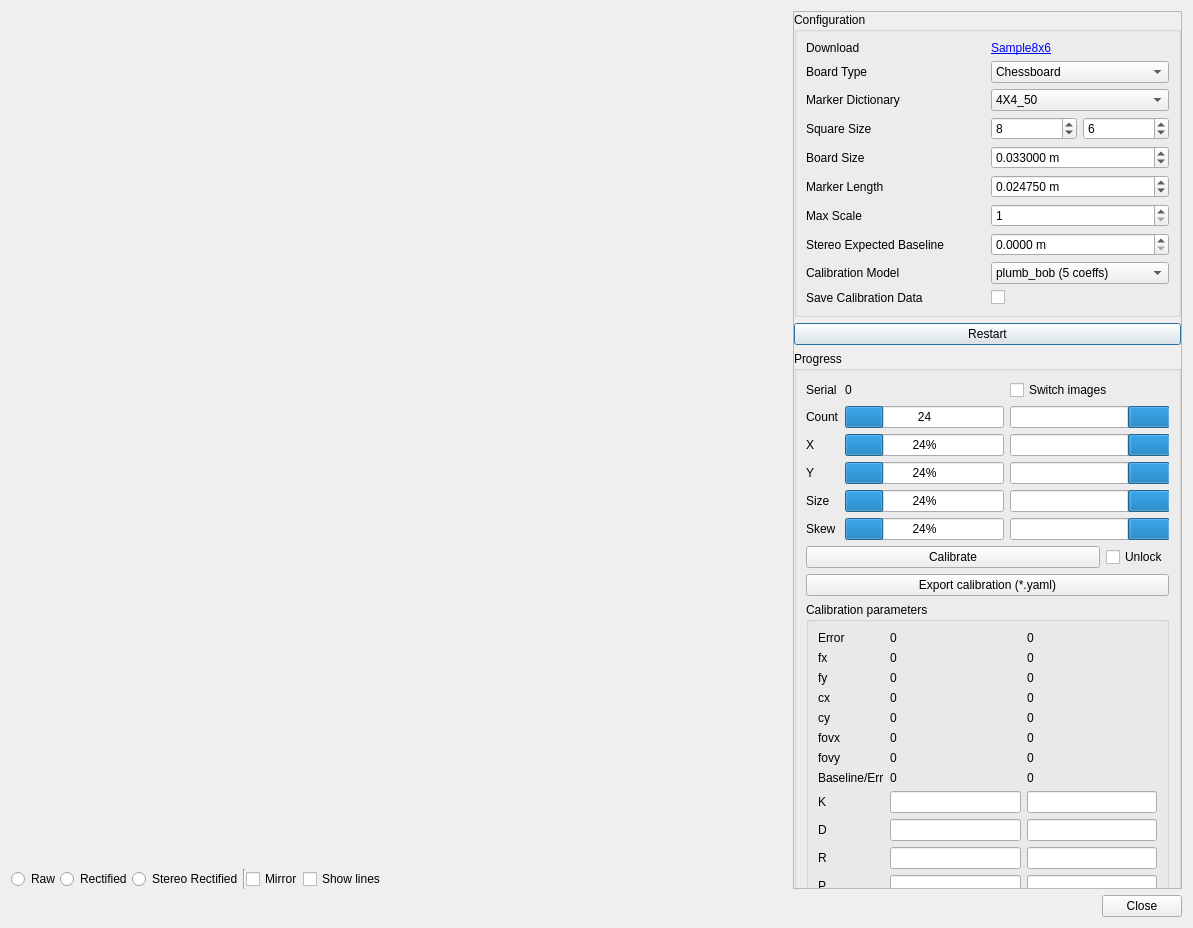
This is guilib/src/ui/calibrationDialog.ui in introlab/rtabmap as Qt 5 draws it before an edit. The edited form follows.
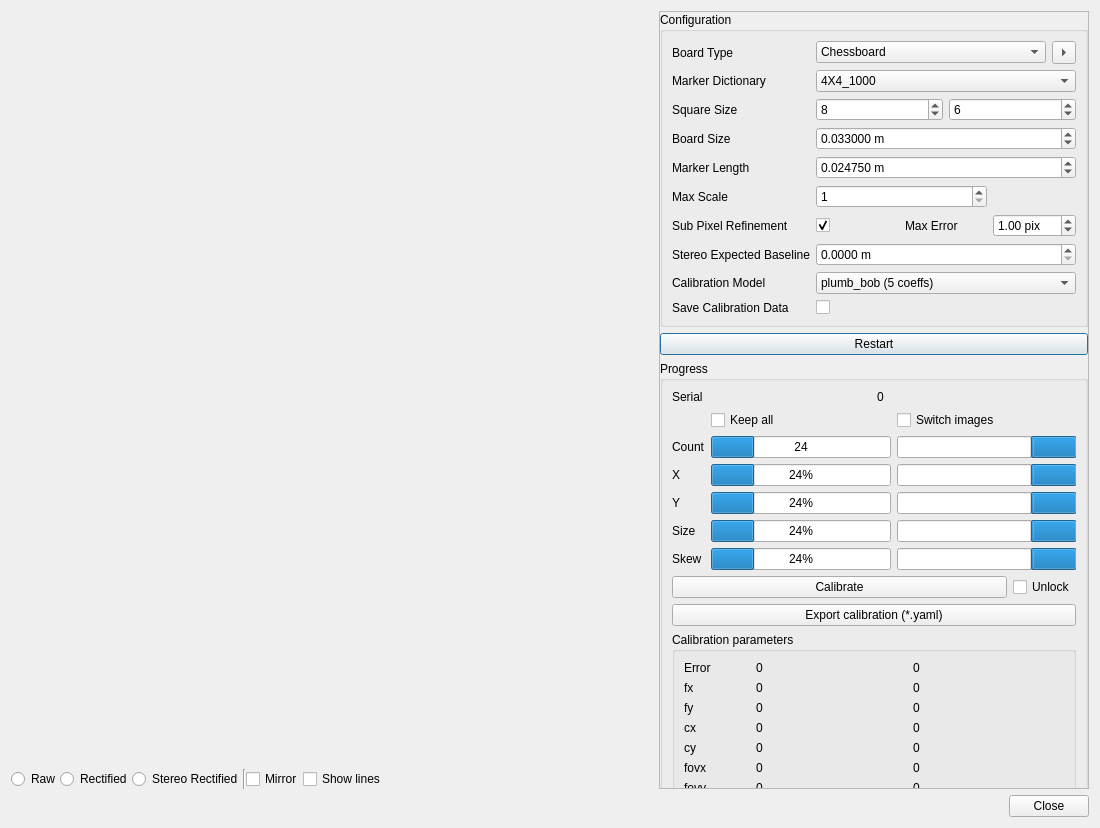
This is the edited form. Custom widgets are drawn as their Qt base class.

Commit message: Updated calibration options

The edit to the form file:
```diff
--- a/guilib/src/ui/calibrationDialog.ui
+++ b/guilib/src/ui/calibrationDialog.ui
@@ -6,8 +6,8 @@
    <rect>
     <x>0</x>
     <y>0</y>
-    <width>1193</width>
-    <height>928</height>
+    <width>1100</width>
+    <height>828</height>
    </rect>
   </property>
   <property name="windowTitle">
@@ -137,9 +137,6 @@
        <property name="horizontalScrollBarPolicy">
         <enum>Qt::ScrollBarAlwaysOff</enum>
        </property>
-       <property name="sizeAdjustPolicy">
-        <enum>QAbstractScrollArea::AdjustToContents</enum>
-       </property>
        <property name="widgetResizable">
         <bool>false</bool>
        </property>
@@ -148,8 +145,8 @@
          <rect>
           <x>0</x>
           <y>0</y>
-          <width>387</width>
-          <height>928</height>
+          <width>428</width>
+          <height>1070</height>
          </rect>
         </property>
         <layout class="QVBoxLayout" name="verticalLayout">
@@ -172,29 +169,6 @@
            </property>
            <layout class="QGridLayout" name="gridLayout_3">
             <item row="0" column="0">
-             <widget class="QLabel" name="label_21">
-              <property name="toolTip">
-               <string/>
-              </property>
-              <property name="text">
-               <string>Download</string>
-              </property>
-             </widget>
-            </item>
-            <item row="0" column="1">
-             <widget class="QLabel" name="label_20">
-              <property name="toolTip">
-               <string>Number of inner squares on the board</string>
-              </property>
-              <property name="text">
-               <string>&lt;html&gt;&lt;head/&gt;&lt;body&gt;&lt;p&gt;&lt;a href=&quot;https://github.com/introlab/rtabmap/raw/master/data/check-108.pdf&quot;&gt;&lt;span style=&quot; text-decoration: underline; color:#0000ff;&quot;&gt;Sample8x6&lt;/span&gt;&lt;/a&gt;&lt;/p&gt;&lt;/body&gt;&lt;/html&gt;</string>
-              </property>
-              <property name="openExternalLinks">
-               <bool>true</bool>
-              </property>
-             </widget>
-            </item>
-            <item row="1" column="0">
              <widget class="QLabel" name="label_13">
               <property name="toolTip">
                <string>Number of inner squares on the board</string>
@@ -204,21 +178,41 @@
               </property>
              </widget>
             </item>
-            <item row="1" column="1">
-             <widget class="QComboBox" name="comboBox_board_type">
+            <item row="0" column="2" colspan="3">
+             <layout class="QHBoxLayout" name="horizontalLayout_7">
               <item>
-               <property name="text">
-                <string>Chessboard</string>
-               </property>
+               <widget class="QComboBox" name="comboBox_board_type">
+                <item>
+                 <property name="text">
+                  <string>Chessboard</string>
+                 </property>
+                </item>
+                <item>
+                 <property name="text">
+                  <string>ChArUco Board</string>
+                 </property>
+                </item>
+               </widget>
               </item>
               <item>
-               <property name="text">
-                <string>ChArUco Board</string>
-               </property>
+               <widget class="QToolButton" name="toolButton_generateBoard">
+                <property name="toolTip">
+                 <string>Generate image of the board</string>
+                </property>
+                <property name="text">
+                 <string>...</string>
+                </property>
+                <property name="autoRaise">
+                 <bool>false</bool>
+                </property>
+                <property name="arrowType">
+                 <enum>Qt::RightArrow</enum>
+                </property>
+               </widget>
               </item>
-             </widget>
+             </layout>
             </item>
-            <item row="2" column="0">
+            <item row="1" column="0">
              <widget class="QLabel" name="label_markerDictionary">
               <property name="toolTip">
                <string>Number of inner squares on the board</string>
@@ -228,8 +222,11 @@
               </property>
              </widget>
             </item>
-            <item row="2" column="1">
+            <item row="1" column="2" colspan="3">
              <widget class="QComboBox" name="comboBox_marker_dictionary">
+              <property name="currentIndex">
+               <number>3</number>
+              </property>
               <item>
                <property name="text">
                 <string>4X4_50</string>
@@ -337,7 +334,7 @@
               </item>
              </widget>
             </item>
-            <item row="3" column="0">
+            <item row="2" column="0">
              <widget class="QLabel" name="label_15">
               <property name="toolTip">
                <string/>
@@ -347,7 +344,7 @@
               </property>
              </widget>
             </item>
-            <item row="3" column="1">
+            <item row="2" column="2" colspan="3">
              <layout class="QHBoxLayout" name="horizontalLayout">
               <item>
                <widget class="QSpinBox" name="spinBox_boardWidth">
@@ -371,7 +368,7 @@
               </item>
              </layout>
             </item>
-            <item row="4" column="0">
+            <item row="3" column="0">
              <widget class="QLabel" name="label_12">
               <property name="toolTip">
                <string>Number of inner squares on the board</string>
@@ -381,7 +378,7 @@
               </property>
              </widget>
             </item>
-            <item row="4" column="1">
+            <item row="3" column="2" colspan="3">
              <widget class="QDoubleSpinBox" name="doubleSpinBox_squareSize">
               <property name="suffix">
                <string> m</string>
@@ -397,7 +394,7 @@
               </property>
              </widget>
             </item>
-            <item row="5" column="0">
+            <item row="4" column="0">
              <widget class="QLabel" name="label_markerLength">
               <property name="toolTip">
                <string/>
@@ -407,7 +404,7 @@
               </property>
              </widget>
             </item>
-            <item row="5" column="1">
+            <item row="4" column="2" colspan="3">
              <widget class="QDoubleSpinBox" name="doubleSpinBox_markerLength">
               <property name="suffix">
                <string> m</string>
@@ -423,7 +420,7 @@
               </property>
              </widget>
             </item>
-            <item row="6" column="0">
+            <item row="5" column="0">
              <widget class="QLabel" name="label_22">
               <property name="toolTip">
                <string>If &gt; 1, image is scaled down to help board detection on high definition images</string>
@@ -433,7 +430,7 @@
               </property>
              </widget>
             </item>
-            <item row="6" column="1">
+            <item row="5" column="2" colspan="2">
              <widget class="QSpinBox" name="spinBox_maxScale">
               <property name="minimum">
                <number>1</number>
@@ -446,6 +443,54 @@
               </property>
              </widget>
             </item>
+            <item row="6" column="0">
+             <widget class="QLabel" name="label_stereoBaseline_4">
+              <property name="toolTip">
+               <string>If &gt; 1, image is scaled down to help board detection on high definition images</string>
+              </property>
+              <property name="text">
+               <string>Sub Pixel Refinement</string>
+              </property>
+             </widget>
+            </item>
+            <item row="6" column="2">
+             <widget class="QCheckBox" name="checkBox_subpixel_refinement">
+              <property name="text">
+               <string/>
+              </property>
+              <property name="checked">
+               <bool>true</bool>
+              </property>
+             </widget>
+            </item>
+            <item row="6" column="4">
+             <widget class="QDoubleSpinBox" name="doubleSpinBox_subpixel_error">
+              <property name="toolTip">
+               <string>0 means infinity (accept all)</string>
+              </property>
+              <property name="keyboardTracking">
+               <bool>false</bool>
+              </property>
+              <property name="suffix">
+               <string> pix</string>
+              </property>
+              <property name="decimals">
+               <number>2</number>
+              </property>
+              <property name="minimum">
+               <double>0.000000000000000</double>
+              </property>
+              <property name="maximum">
+               <double>9.000000000000000</double>
+              </property>
+              <property name="singleStep">
+               <double>0.100000000000000</double>
+              </property>
+              <property name="value">
+               <double>1.000000000000000</double>
+              </property>
+             </widget>
+            </item>
             <item row="7" column="0">
              <widget class="QLabel" name="label_stereoBaseline">
               <property name="toolTip">
@@ -456,7 +501,7 @@
               </property>
              </widget>
             </item>
-            <item row="7" column="1">
+            <item row="7" column="2" colspan="3">
              <widget class="QDoubleSpinBox" name="doubleSpinBox_stereoBaseline">
               <property name="toolTip">
                <string>If you know the exact baseline of the stereo cameras, you can set it here in case the square size is not super accurate.</string>
@@ -485,7 +530,7 @@
               </property>
              </widget>
             </item>
-            <item row="8" column="1">
+            <item row="8" column="2" colspan="3">
              <widget class="QComboBox" name="comboBox_calib_model">
               <property name="currentIndex">
                <number>1</number>
@@ -517,13 +562,23 @@
               </property>
              </widget>
             </item>
-            <item row="9" column="1">
+            <item row="9" column="2">
              <widget class="QCheckBox" name="checkBox_saveCalibrationData">
               <property name="text">
                <string/>
               </property>
              </widget>
             </item>
+            <item row="6" column="3">
+             <widget class="QLabel" name="label_stereoBaseline_5">
+              <property name="toolTip">
+               <string>If &gt; 1, image is scaled down to help board detection on high definition images</string>
+              </property>
+              <property name="text">
+               <string>Max Error</string>
+              </property>
+             </widget>
+            </item>
            </layout>
           </widget>
          </item>
@@ -541,22 +596,15 @@
            </property>
            <layout class="QVBoxLayout" name="verticalLayout_6">
             <item>
-             <layout class="QGridLayout" name="gridLayout" columnstretch="0,0,0">
-              <item row="5" column="0">
-               <widget class="QLabel" name="label_4">
-                <property name="text">
-                 <string>Skew</string>
-                </property>
-               </widget>
-              </item>
-              <item row="0" column="0">
+             <layout class="QHBoxLayout" name="horizontalLayout_6">
+              <item>
                <widget class="QLabel" name="label_19">
                 <property name="text">
                  <string>Serial</string>
                 </property>
                </widget>
               </item>
-              <item row="0" column="1">
+              <item>
                <widget class="QLabel" name="label_serial">
                 <property name="text">
                  <string>0</string>
@@ -566,6 +614,17 @@
                 </property>
                </widget>
               </item>
+             </layout>
+            </item>
+            <item>
+             <layout class="QGridLayout" name="gridLayout" columnstretch="0,0,0">
+              <item row="5" column="0">
+               <widget class="QLabel" name="label_4">
+                <property name="text">
+                 <string>Skew</string>
+                </property>
+               </widget>
+              </item>
               <item row="0" column="2">
                <widget class="QCheckBox" name="checkBox_switchImages">
                 <property name="text">
@@ -701,6 +760,13 @@
                 </property>
                </widget>
               </item>
+              <item row="0" column="1">
+               <widget class="QCheckBox" name="checkBox_keep_all">
+                <property name="text">
+                 <string>Keep all</string>
+                </property>
+               </widget>
+              </item>
              </layout>
             </item>
             <item>
```
Left out of the diff: 12 changed lines with no effect on the pictures. The commit also changes 8 other files.
